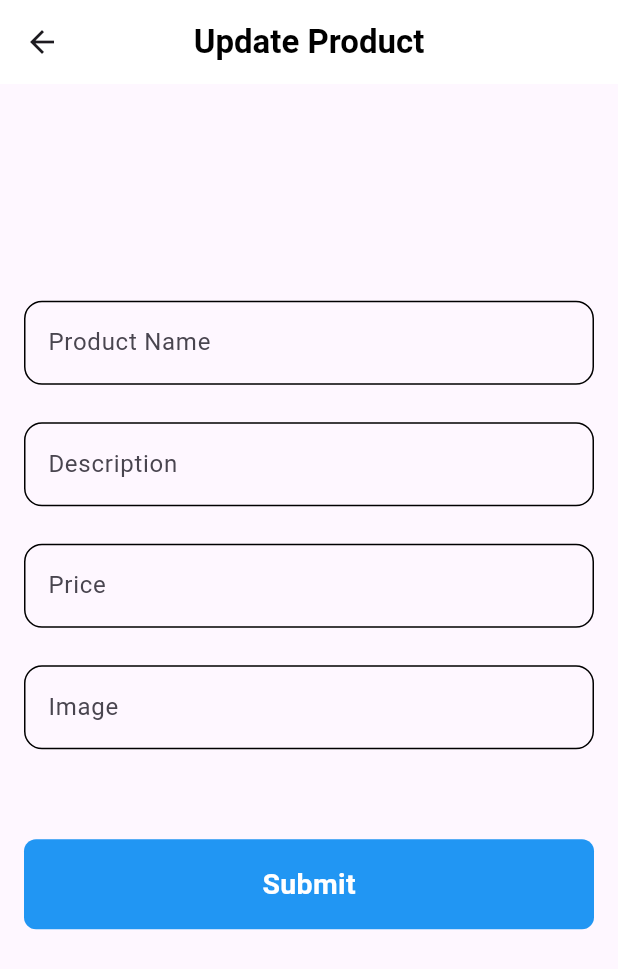
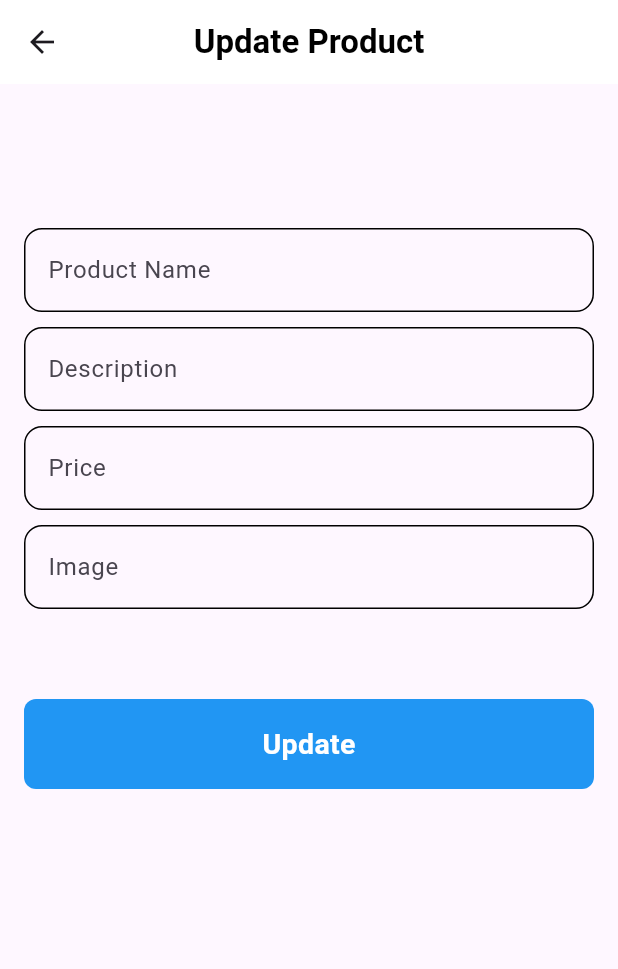
Before and after one commit to youssefemadeldn/store_app, a Flutter app: the UpdateProductPage screen opened by its route, on a phone screen of 412 x 824 dp. Shown: the top 969 px of the screen. Run offline on Flutter 3.47's test engine with Material 3 defaults, Android fonts, the phone set to English and light mode, and no system bars; network calls fail.

```diff
--- a/lib/screens/update_page.dart
+++ b/lib/screens/update_page.dart
@@ -4,7 +4,9 @@ import 'package:store_app/widgets/custom_text_field.dart';
 
 class UpdateProductPage extends StatelessWidget {
   static String id = 'UpdateProductPage';
-  const UpdateProductPage({super.key});
+  String? productName, description, image;
+  double? price;
+  UpdateProductPage({super.key});
 
   @override
   Widget build(BuildContext context) {
@@ -23,20 +25,45 @@ class UpdateProductPage extends StatelessWidget {
       ),
       body: Padding(
         padding: const EdgeInsets.symmetric(vertical: 16, horizontal: 16),
-        child: Column(
-          mainAxisAlignment: MainAxisAlignment.center,
-          children: [
-            CustomTextField(hintText: 'Product Name'),
-            const SizedBox(height: 25),
-            CustomTextField(hintText: 'Description'),
-            const SizedBox(height: 25),
-            CustomTextField(hintText: 'Price'),
-            const SizedBox(height: 25),
-            CustomTextField(hintText: 'Image'),
-            const SizedBox(height: 60),
-            CustomButton(text: 'Submit', onTap: () {}, color: Colors.blue),
-            const SizedBox(height: 60),
-          ],
+        child: SingleChildScrollView(
+          child: Column(
+            children: [
+              SizedBox(
+                height: 80,
+              ),
+              CustomTextField(
+                hintText: 'Product Name',
+                onChanged: (data) {
+                  productName = data;
+                },
+              ),
+              const SizedBox(height: 10),
+              CustomTextField(
+                hintText: 'Description',
+                onChanged: (data) {
+                  description = data;
+                },
+              ),
+              const SizedBox(height: 10),
+              CustomTextField(
+                hintText: 'Price',
+                textInputType: TextInputType.number,
+                onChanged: (data) {
+                  price = double.parse(data);
+                },
+              ),
+              const SizedBox(height: 10),
+              CustomTextField(
+                hintText: 'Image',
+                onChanged: (data) {
+                  image = data;
+                },
+              ),
+              const SizedBox(height: 60),
+              CustomButton(text: 'Update', onTap: () {}, color: Colors.blue),
+              const SizedBox(height: 60),
+            ],
+          ),
         ),
       ),
     );
--- a/lib/widgets/custom_text_field.dart
+++ b/lib/widgets/custom_text_field.dart
@@ -2,15 +2,21 @@ import 'package:flutter/material.dart';
 
 class CustomTextField extends StatelessWidget {
   CustomTextField(
-      {super.key, this.hintText, this.onChanged, this.obscure = false});
+      {super.key,
+      this.hintText,
+      this.textInputType,
+      this.onChanged,
+      this.obscure = false});
 
   String? hintText;
   Function(String)? onChanged;
   bool? obscure;
+  TextInputType? textInputType;
 
   @override
   Widget build(BuildContext context) {
     return TextField(
+      keyboardType: textInputType,
       obscureText: obscure!,
       // validator: (data) {
       //   if (data!.isEmpty) {
```
